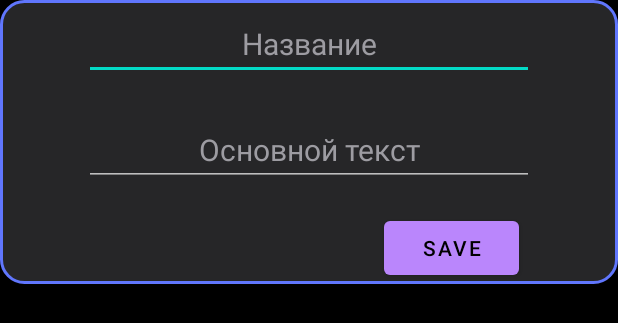
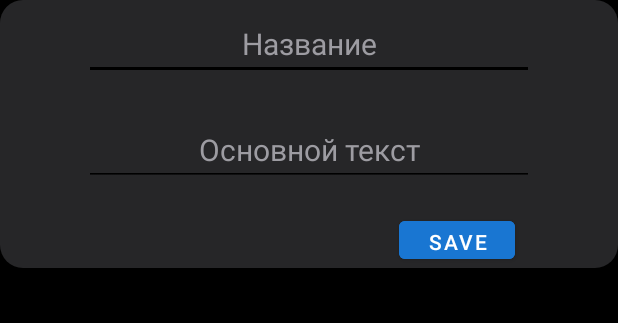
Before and after one commit to nikita-jpg/BigProject, an Android app: the layout dialog_lay.xml on its own in the app's theme, with its tools: preview values and no code run, on a phone screen of 412 x 824 dp. Shown: the top 323 px of the screen. Run offline under Robolectric (Android 15) with nearby library versions, the light colour scheme and no system bars.

Commit message:
Aletr_Dialog_Norm_UI

```diff
--- a/app/src/main/java/com/example/bigproject/AddDialogFragment.java
+++ b/app/src/main/java/com/example/bigproject/AddDialogFragment.java
@@ -11,6 +11,7 @@ import android.view.View;
 import android.view.ViewGroup;
 import android.widget.Button;
 import android.widget.EditText;
+import android.widget.Toast;
 
 import androidx.fragment.app.DialogFragment;
 
@@ -55,6 +56,8 @@ public class AddDialogFragment extends DialogFragment {
                     }
                 });
                 thread.start();
+                Toast.makeText(v.getContext(), "Saved", Toast.LENGTH_SHORT).show();
+                dismiss();
             }
         });
         return v;
--- a/app/src/main/java/com/example/bigproject/SolventViewHolders.java
+++ b/app/src/main/java/com/example/bigproject/SolventViewHolders.java
@@ -34,7 +34,6 @@ public class SolventViewHolders extends RecyclerView.ViewHolder implements View.
 
     @Override
     public void onClick(View view) {
-        Toast.makeText(view.getContext(), "Clicked Position = " + zametka.getData(), Toast.LENGTH_SHORT).show();
         AddDialogFragment addDialogFragment = new AddDialogFragment(zametka);
         addDialogFragment.show(((AppCompatActivity) context).getSupportFragmentManager(), "addDialog");
     }
--- a/app/src/main/res/drawable/alert_dialog.xml
+++ b/app/src/main/res/drawable/alert_dialog.xml
@@ -1,6 +1,5 @@
 <?xml version="1.0" encoding="utf-8"?>
 <shape xmlns:android="http://schemas.android.com/apk/res/android">
     <corners android:radius="15dp" />
-    <stroke android:width="2dp" android:color="@color/blue"> </stroke>
     <solid android:color="@color/dialog_gray"></solid>
 </shape>
--- a/app/src/main/res/layout/dialog_lay.xml
+++ b/app/src/main/res/layout/dialog_lay.xml
@@ -1,5 +1,6 @@
 <?xml version="1.0" encoding="utf-8"?>
 <LinearLayout xmlns:android="http://schemas.android.com/apk/res/android"
+    xmlns:app="http://schemas.android.com/apk/res-auto"
     android:orientation="vertical"
     android:layout_width="match_parent"
     android:layout_height="wrap_content"
@@ -23,7 +24,8 @@
             android:textColor="@color/abs_white"
             android:textColorHint="@color/hint_grey"
             android:hint="Название"
-            android:textSize="20dp"/>
+            android:textSize="20dp"
+            android:backgroundTint="@color/very_black"/>
 
         <EditText
             android:id="@+id/zametka_value"
@@ -35,16 +37,20 @@
             android:textColor="@color/abs_white"
             android:textColorHint="@color/hint_grey"
             android:hint="Основной текст"
+            android:backgroundTint="@color/very_black"
             android:textSize="20dp"
             />
 
         <Button
             android:id="@+id/button"
-            android:layout_marginLeft="200dp"
+            android:layout_width="77dp"
+            android:layout_height="37dp"
+            android:layout_marginLeft="210dp"
             android:layout_marginRight="10dp"
-            android:layout_width="match_parent"
-            android:layout_height="wrap_content"
-            android:text="Save" />
+            android:backgroundTint="@color/blue"
+            android:text="Save"
+            android:textColor="@color/abs_white"
+            app:iconPadding="8dp" />
 
     </LinearLayout>
 
--- a/app/src/main/res/layout/zametka_list.xml
+++ b/app/src/main/res/layout/zametka_list.xml
@@ -30,7 +30,7 @@
             android:paddingTop="8dp"
             android:gravity="center_horizontal"
             android:layout_alignParentBottom="true"
-            android:background="#1976D2"/>
+            android:background="@color/blue"/>
 
     </RelativeLayout>
 
--- a/app/src/main/res/values/colors.xml
+++ b/app/src/main/res/values/colors.xml
@@ -10,7 +10,7 @@
     <color name="btnTaped">#40B446</color>
     <color name="btn">#edeef0</color>
     <color name="bkackText">#000002</color>
-    <color name="blue">#6076fd</color>
+    <color name="blue">#1976D2</color>
     <color name="abs_white">#ffffff</color>
     <color name="transparent">#00000000</color>
     <color name="very_black">#000000</color>
```
